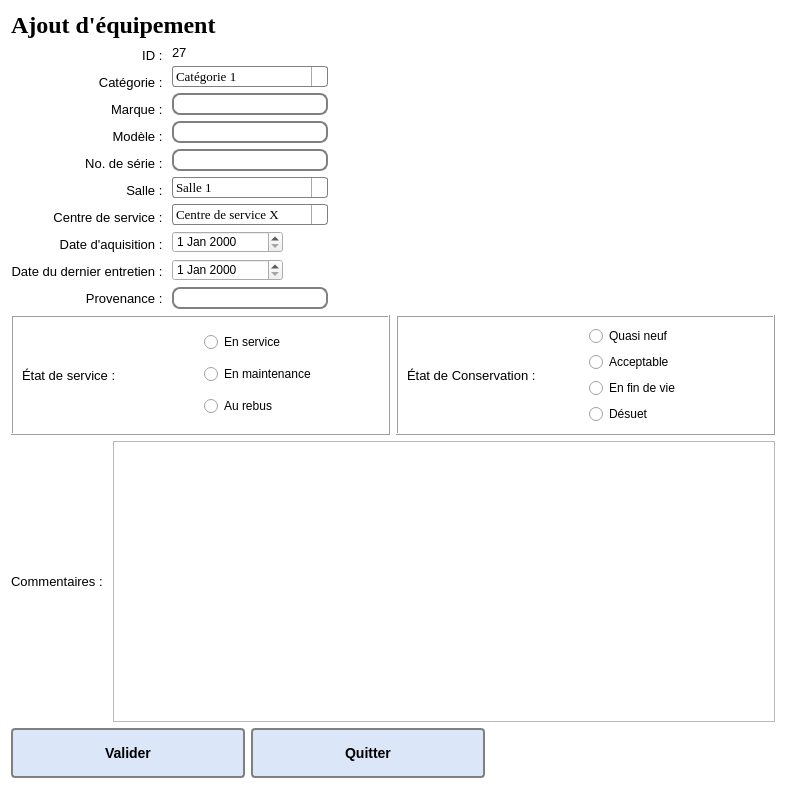
This is Apprentissage Python/exercices/Hatim/Accueil/AjoutEquipement.ui in ProjetPC2/SIMM-2.0 as Qt 5 draws it before an edit. The edited form follows.
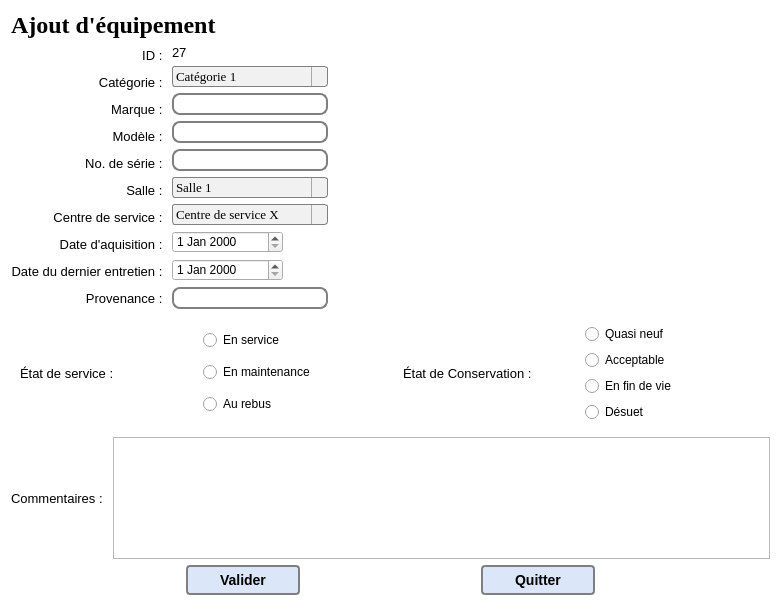
This is the edited form. Icons and pictures are not drawn.

Patch:
```diff
--- a/Apprentissage Python/exercices/Hatim/Accueil/AjoutEquipement.ui
+++ b/Apprentissage Python/exercices/Hatim/Accueil/AjoutEquipement.ui
@@ -6,8 +6,8 @@
    <rect>
     <x>0</x>
     <y>0</y>
-    <width>786</width>
-    <height>789</height>
+    <width>781</width>
+    <height>606</height>
    </rect>
   </property>
   <property name="windowTitle">
@@ -42,10 +42,10 @@
 font: bold 14px;
 padding-left: 5px;
 padding-right: 5px;
-min-width: 40px;
-max-width:220px;
-min-height: 40px;
-max-height: 40px;
+min-width: 100px;
+max-width:150px;
+min-height: 20px;
+max-height: 20px;
 }
 
 QPushButton:hover {
@@ -71,9 +71,7 @@
 }
 
 QComboBox:!editable, QComboBox::drop-down:editable {
-     background: qlineargradient(x1: 0, y1: 0, x2: 0, y2: 1,
-                                 stop: 0 #E1E1E1, stop: 0.4 #DDDDDD,
-                                 stop: 0.5 #D8D8D8, stop: 1.0 #D3D3D3);
+     background:rgb(241, 241, 241);
 }
 
 /* QComboBox gets the &quot;on&quot; state when the popup is open */
@@ -142,6 +140,19 @@
        </property>
       </widget>
      </item>
+     <item>
+      <spacer name="horizontalSpacer">
+       <property name="orientation">
+        <enum>Qt::Horizontal</enum>
+       </property>
+       <property name="sizeHint" stdset="0">
+        <size>
+         <width>40</width>
+         <height>20</height>
+        </size>
+       </property>
+      </spacer>
+     </item>
     </layout>
    </item>
    <item row="1" column="0">
@@ -430,7 +441,7 @@
      <item>
       <widget class="QFrame" name="frame">
        <property name="frameShape">
-        <enum>QFrame::Box</enum>
+        <enum>QFrame::NoFrame</enum>
        </property>
        <property name="frameShadow">
         <enum>QFrame::Raised</enum>
@@ -483,7 +494,7 @@
      <item>
       <widget class="QFrame" name="frame_2">
        <property name="frameShape">
-        <enum>QFrame::Box</enum>
+        <enum>QFrame::NoFrame</enum>
        </property>
        <property name="frameShadow">
         <enum>QFrame::Raised</enum>
@@ -543,21 +554,60 @@
     </layout>
    </item>
    <item row="4" column="0" colspan="2">
-    <layout class="QGridLayout" name="gridLayout">
-     <item row="0" column="2">
-      <widget class="QPushButton" name="pushButton">
-       <property name="text">
-        <string>Quitter</string>
+    <layout class="QHBoxLayout" name="horizontalLayout_8">
+     <item>
+      <spacer name="horizontalSpacer_2">
+       <property name="orientation">
+        <enum>Qt::Horizontal</enum>
        </property>
-      </widget>
+       <property name="sizeHint" stdset="0">
+        <size>
+         <width>40</width>
+         <height>20</height>
+        </size>
+       </property>
+      </spacer>
      </item>
-     <item row="0" column="1">
+     <item>
       <widget class="QPushButton" name="pushButton_2">
        <property name="text">
         <string>Valider</string>
        </property>
       </widget>
      </item>
+     <item>
+      <spacer name="horizontalSpacer_4">
+       <property name="orientation">
+        <enum>Qt::Horizontal</enum>
+       </property>
+       <property name="sizeHint" stdset="0">
+        <size>
+         <width>40</width>
+         <height>20</height>
+        </size>
+       </property>
+      </spacer>
+     </item>
+     <item>
+      <widget class="QPushButton" name="pushButton">
+       <property name="text">
+        <string>Quitter</string>
+       </property>
+      </widget>
+     </item>
+     <item>
+      <spacer name="horizontalSpacer_3">
+       <property name="orientation">
+        <enum>Qt::Horizontal</enum>
+       </property>
+       <property name="sizeHint" stdset="0">
+        <size>
+         <width>40</width>
+         <height>20</height>
+        </size>
+       </property>
+      </spacer>
+     </item>
     </layout>
    </item>
    <item row="3" column="0" colspan="2">
```
